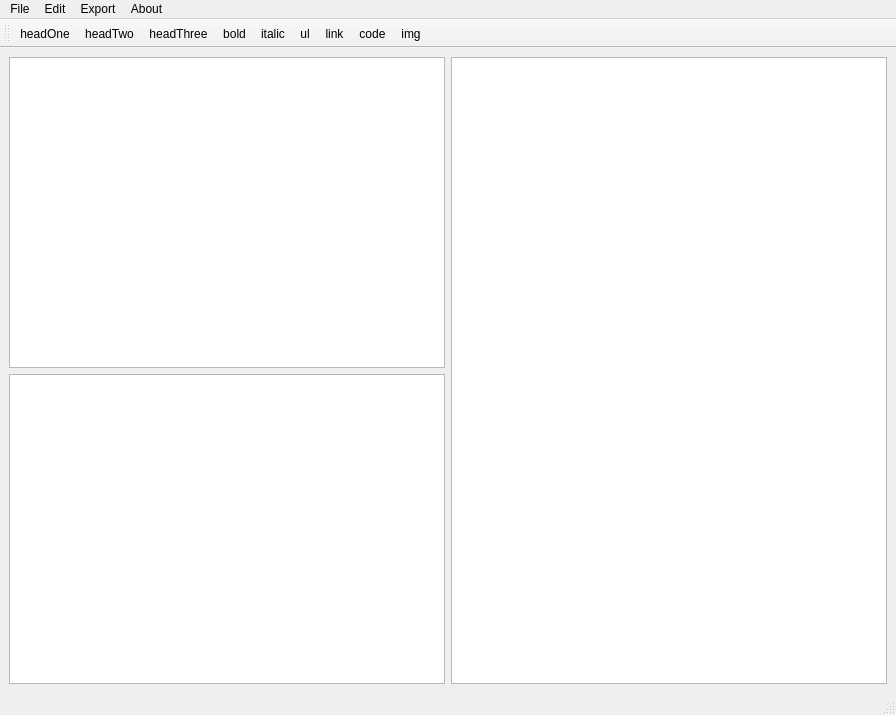
First picture: the form in src/forms/mainwindow.ui, repository pavelkral/mdedit, before the edit.
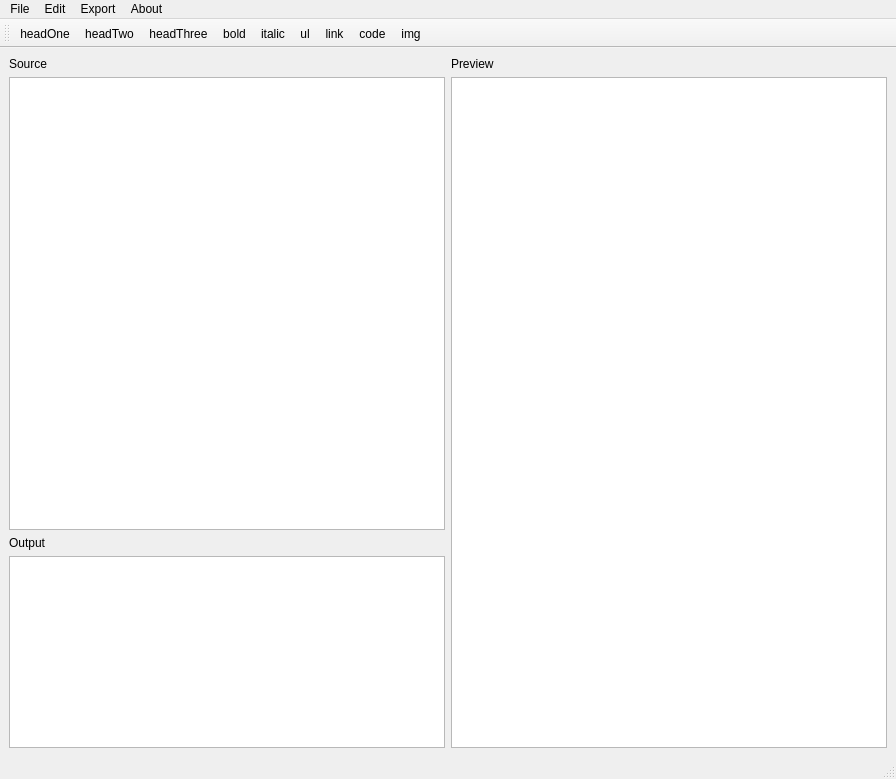
Second picture: the form after the edit. Icons and pictures are not drawn.

Commit message:
Revamp UI layout and HTML styling
Updated main window UI to improve layout and add labels for source, output, and preview sections. Enhanced HTML header in QStringConvertor to use a GitHub-like markdown style for better readability. Adjusted syntax highlighting colors in htmlhighlighter for tags and attributes.

```diff
--- a/src/forms/mainwindow.ui
+++ b/src/forms/mainwindow.ui
@@ -7,7 +7,7 @@
     <x>0</x>
     <y>0</y>
     <width>896</width>
-    <height>715</height>
+    <height>779</height>
    </rect>
   </property>
   <property name="windowTitle">
@@ -19,15 +19,54 @@
   </property>
   <widget class="QWidget" name="centralwidget">
    <layout class="QGridLayout" name="gridLayout">
-    <item row="0" column="0">
-     <widget class="QTextEdit" name="textEditMain"/>
+    <item row="0" column="0" rowspan="2">
+     <layout class="QVBoxLayout" name="verticalLayout">
+      <item>
+       <widget class="QLabel" name="label">
+        <property name="text">
+         <string>Source</string>
+        </property>
+       </widget>
+      </item>
+      <item>
+       <widget class="QTextEdit" name="textEditMain">
+        <property name="styleSheet">
+         <string notr="true">font: 12pt &quot;Segoe UI&quot;;</string>
+        </property>
+       </widget>
+      </item>
+      <item>
+       <widget class="QLabel" name="label_3">
+        <property name="text">
+         <string>Output</string>
+        </property>
+       </widget>
+      </item>
+      <item>
+       <widget class="QTextEdit" name="textEditHtml">
+        <property name="sizePolicy">
+         <sizepolicy hsizetype="Expanding" vsizetype="Fixed">
+          <horstretch>0</horstretch>
+          <verstretch>0</verstretch>
+         </sizepolicy>
+        </property>
+       </widget>
+      </item>
+     </layout>
     </item>
-    <item row="0" column="1" rowspan="2">
+    <item row="0" column="1">
+     <widget class="QLabel" name="labelPreview">
+      <property name="enabled">
+       <bool>true</bool>
+      </property>
+      <property name="text">
+       <string>Preview</string>
+      </property>
+     </widget>
+    </item>
+    <item row="1" column="1">
      <widget class="QTextEdit" name="textEditPreview"/>
     </item>
-    <item row="1" column="0">
-     <widget class="QTextEdit" name="textEditHtml"/>
-    </item>
    </layout>
   </widget>
   <widget class="QMenuBar" name="menubar">
```
The commit also changes 2 other files.
